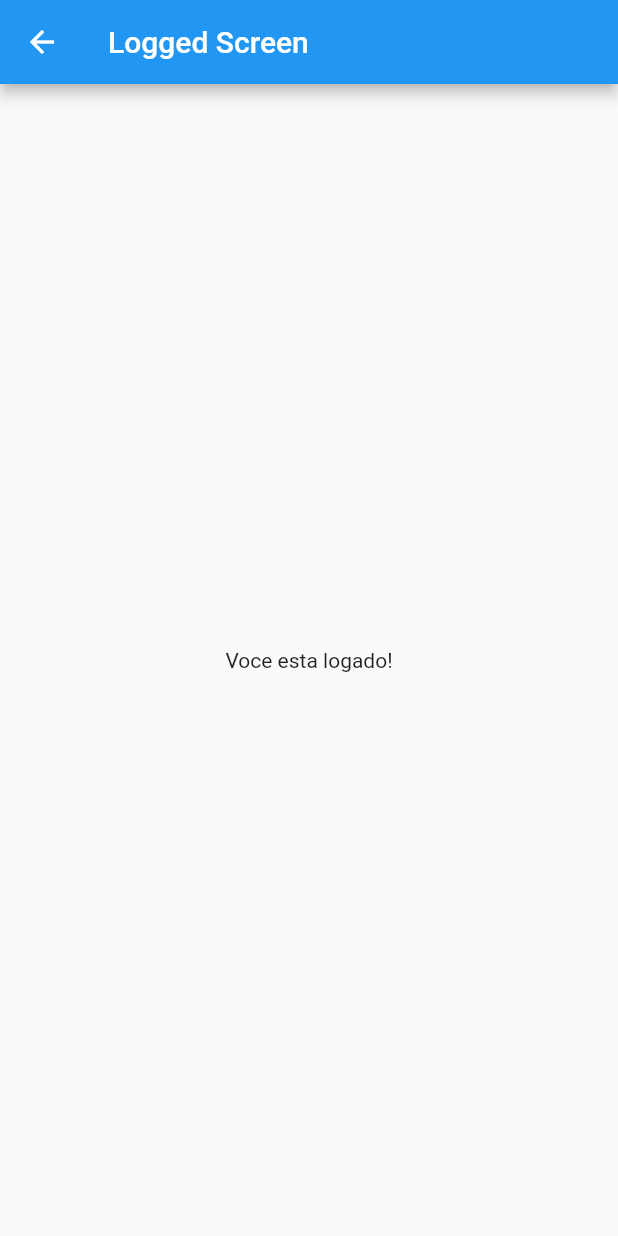
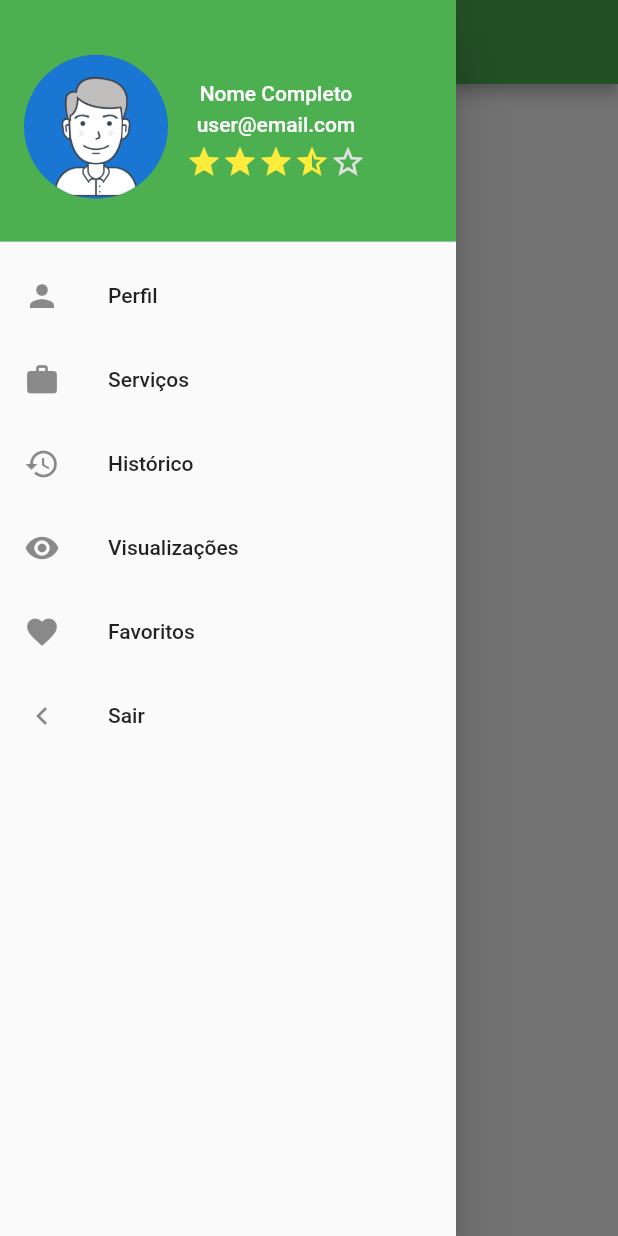
Before and after one commit to sc4v3ng3r/autonomosapp, a Flutter app: the LoggedScreen screen opened directly, with the side drawer open (before the commit the screen has no drawer), on a phone screen of 412 x 824 dp. Run offline on Flutter 3.47's test engine with Material 2 defaults, Android fonts, the phone set to English and light mode, and no system bars; our stand-ins replace firebase_auth; accounts and stored records are empty.

Commit message:
Drawer menu e rating bar

```diff
--- a/lib/ui/LoggedTESTScreen.dart
+++ b/lib/ui/LoggedTESTScreen.dart
@@ -1,16 +1,114 @@
+
+import 'package:autonos_app/util/RatingBar.dart';
 import 'package:flutter/material.dart';
 
-class LoggedScreen extends StatelessWidget {
+class LoggedScreen extends StatefulWidget {
+  @override
+  LoggedScreenState createState() => new LoggedScreenState();
 
-  @override
+}
+
+class LoggedScreenState extends State<LoggedScreen> {
+
+  double rating = 3.5;
+  final bool sair = false;
+@override
   Widget build(BuildContext context) {
-    return Material(
-      child: Scaffold(
+  final GlobalKey<ScaffoldState> _scaffoldKey = new GlobalKey<ScaffoldState>();
+//    return new StarRating(
+//    rating: rating,
+//    onRatingChanged: (rating) => setState(() => this.rating = rating),
+//  );
+    return  Scaffold(
+      key:_scaffoldKey,
         appBar: AppBar(
-          title: Text("Logged Screen"),
+//          leading: Icon(Icons.menu,),
+//        bottom: IconButton(onPressed: () {_scaffoldKey.currentState.openDrawer();}, icon: Icon(Icons.menu)),
+        leading: IconButton(onPressed: () {_scaffoldKey.currentState.openDrawer();}, icon: Icon(Icons.menu),),
+//          actions: <Widget>[IconButton(onPressed: () {_scaffoldKey.currentState.openDrawer();}, icon: Icon(Icons.menu),)],
+          title:Text("Logged Screen"),
+          automaticallyImplyLeading: false,
+          backgroundColor: Colors.green,
         ),
+        drawer:new Drawer(
+        child: ListView(
+//          padding: EdgeInsets.all(1.0),
+          children: <Widget>[
+            DrawerHeader(
+              decoration: BoxDecoration(
+                color: Colors.green,
+              ),
+              child: Row(
+//              mainAxisAlignment: MainAxisAlignment.center,
+                children: <Widget>[
+                  Padding(
+                    padding: EdgeInsets.fromLTRB(0.0, .0, 12.0, .0),
+                    child: CircleAvatar(
+                      backgroundImage: AssetImage('assets/usuario_drawer.png'),
+                      maxRadius: 48.0,),
+                  ),
 
-        body: Container(
+                  Center(
+                  child:
+                     Column(
+                       mainAxisAlignment: MainAxisAlignment.center,
+                      children: <Widget>[
+                        Padding(
+                          padding: EdgeInsets.fromLTRB(.0, 5.0, 0.0, 0.0),
+                          child: Text('Nome Completo',style: TextStyle(color: Colors.white),),
+                        ),
+                        Padding(
+                          padding: EdgeInsets.fromLTRB(.0, 5.0, 0.0, 0.0),
+                          child: Text('user@email.com',style: TextStyle(color: Colors.white)),
+                        ),
+                        Padding(
+                          padding: EdgeInsets.fromLTRB(.0, 5.0, 0.0, 0.0),
+                          child: new StarRating(
+                            rating: rating,
+//                          onRatingChanged: (rating) => setState(() => this.rating = rating),
+                          ),
+                        )
+
+                      ],
+                    ),
+                 )
+                ],
+              ),
+            ),
+            ListTile(
+              leading: Icon(Icons.person),
+              title: Text('Perfil'),
+            ),
+            ListTile(
+              leading: Icon(Icons.work),
+              title: Text('Serviços'),
+            ),
+            ListTile(
+              leading: Icon(Icons.history),
+              title: Text('Histórico'),
+            ),
+            ListTile(
+              leading: Icon(Icons.remove_red_eye),
+              title: Text('Visualizações'),
+            ),
+            ListTile(
+              leading: Icon(Icons.favorite),
+              title: Text('Favoritos'),
+            ),
+            ListTile(
+              leading: Icon(Icons.navigate_before),
+              title: Text('Sair'),
+              onTap: (){
+                _sairDoLogged(context);
+              },
+
+            ),
+
+
+          ],
+
+        ),),
+        body: new Container(
           padding: EdgeInsets.all(16.0),
           width: double.infinity,
           child: Column(
@@ -20,8 +118,16 @@ class LoggedScreen extends StatelessWidget {
               Text("Voce esta logado!"),
             ],
           ),
+
         )
-      ),
-    );
+      );
   }
+
+_sairDoLogged(BuildContext context){
+    //Sai do drawer
+    Navigator.pop(context);
+    //Sai da tela  de logado
+    Navigator.pop(context);
 }
+
+}
--- /dev/null
+++ b/lib/util/RatingBar.dart
@@ -0,0 +1,47 @@
+import 'package:flutter/material.dart';
+typedef void RatingChangeCallBack(double rating);
+
+class StarRating extends StatelessWidget{
+  final int starCount;
+  final double rating;
+  final RatingChangeCallBack onRatingChanged;
+  final Color cor;
+
+  StarRating({
+    this.starCount = 5, this.rating = .0,
+    this.onRatingChanged, this.cor}
+      );
+
+  Widget construirEstrelas(BuildContext context,int index){
+
+    Icon icone;
+    if(index>=rating){
+      icone = new Icon(
+        Icons.star_border,
+        color: Theme.of(context).buttonColor,
+      );
+    }//ex:  Se index = 2,5 e rating = 3
+    else if(index> rating -1 && index<rating){
+      icone = new Icon(
+        Icons.star_half,
+        color: cor ?? Colors.yellow,
+      );
+    }else{
+      icone = new Icon(
+        Icons.star,
+        color: cor ?? Colors.yellow,
+      );
+    }
+    return new InkResponse(
+      onTap: onRatingChanged == null ? null : () => onRatingChanged(index + 1.0),
+      child: icone,
+    );
+  }
+  @override
+  Widget build(BuildContext context) {
+    return new Row(
+        children:
+        new List.generate(starCount, (index) => construirEstrelas(context, index))
+    );
+  }
+}
--- a/pubspec.yaml
+++ b/pubspec.yaml
@@ -45,6 +45,8 @@ flutter:
   #  - images/a_dot_ham.jpeg
   assets:
     - assets/usuario.png
+    - assets/usuario_drawer.png
+    - assets/usuario_drawer_2.png
   # An image asset can refer to one or more resolution-specific "variants", see
   # https://flutter.io/assets-and-images/#resolution-aware.
 
```
Also changed, not shown: assets/usuario_drawer.png (added), assets/usuario_drawer_2.png (added).
